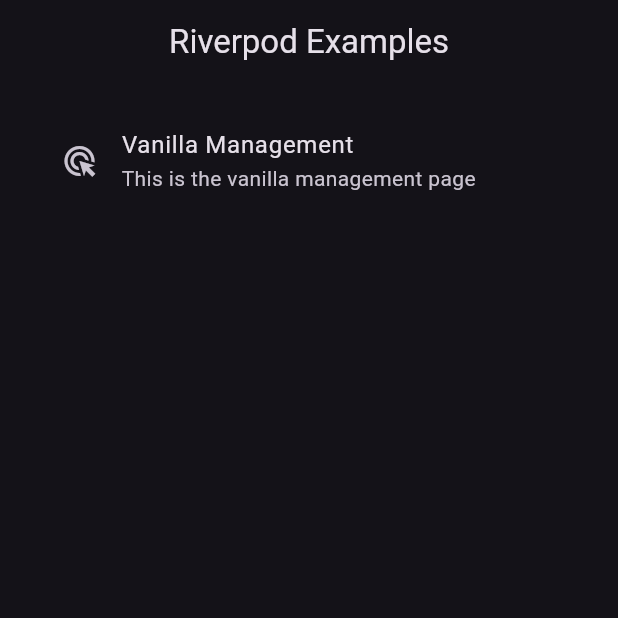
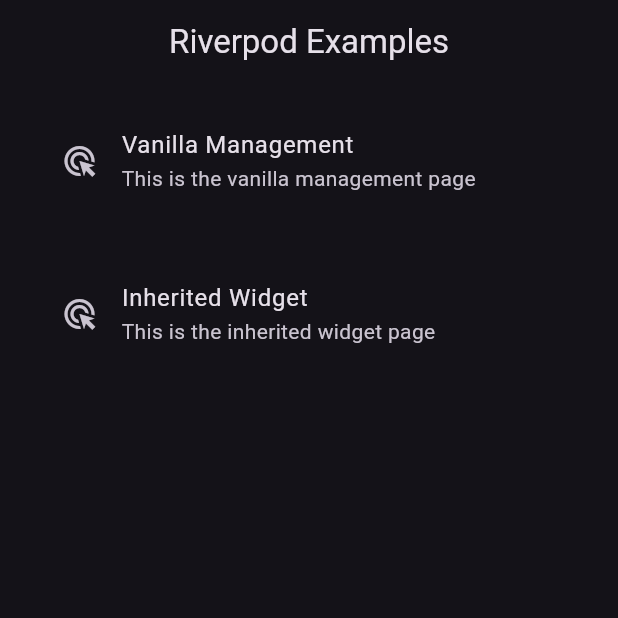
Before and after one commit to yamisagi/state_management_examples, a Flutter app: the screen it shows after launch, on a phone screen of 412 x 824 dp, the top half of it. Run offline on Flutter 3.47's test engine with Material 2 defaults, Android fonts, the phone set to English and light mode, and no system bars.

Commit message:
InheritedWidget Explanation

```diff
--- a/lib/constants/route_constant.dart
+++ b/lib/constants/route_constant.dart
@@ -1,3 +1,6 @@
+import 'package:state_management_examples/materials/stateful_app/provider/mock_provider.dart';
+import 'package:state_management_examples/materials/stateful_app/service/mock_api.dart';
+import 'package:state_management_examples/materials/stateful_app/view/home_view.dart';
 import 'package:state_management_examples/materials/vanilla_management/view/contact_view.dart';
 import 'package:state_management_examples/pages/home_page.dart';
 
@@ -19,6 +22,13 @@
       'route': '/vanilla_management',
       'page': const ContactView(),
       'subtitle': 'This is the vanilla management page',
+    },
+
+    {
+      'title': 'Inherited Widget ',
+      'route': '/inherited_widget',
+      'page': MockProvider(mockApi: MockApi(), child: const StatefulHome()),
+      'subtitle': 'This is the inherited widget page',
     }
   ];
 }
--- /dev/null
+++ b/lib/materials/stateful_app/provider/mock_provider.dart
@@ -0,0 +1,29 @@
+import 'package:flutter/material.dart';
+import 'package:state_management_examples/materials/stateful_app/service/mock_api.dart';
+import 'package:uuid/uuid.dart';
+
+class MockProvider extends InheritedWidget {
+  final MockApi mockApi;
+  final String uuid;
+
+  MockProvider({
+    Key? key,
+    required Widget child,
+    required this.mockApi,
+  })  : uuid = const Uuid().v4(),
+        super(key: key, child: child);
+
+  // Of metodunu kullanarak bu widget'ın context'inden ulaşabiliriz.
+  // dependOnInheritedWidgetOfExactType metodunu kullanarak bu widget'ın state'ini
+
+  static MockProvider of(BuildContext context) {
+    return context.dependOnInheritedWidgetOfExactType<MockProvider>()!;
+  }
+
+  @override
+  bool updateShouldNotify(covariant MockProvider oldWidget) {
+    // Bu widget'ın state'ini değiştirmek için true döndürür.
+
+    return uuid != oldWidget.uuid;
+  }
+}
--- /dev/null
+++ b/lib/materials/stateful_app/service/mock_api.dart
@@ -0,0 +1,9 @@
+class MockApi {
+  String? dateTime;
+
+  Future<String> getTime() async {
+    await Future.delayed(const Duration(seconds: 1));
+    dateTime = DateTime.now().toIso8601String();
+    return dateTime!;
+  }
+}
```
Also changed, not shown: lib/materials/stateful_app/notes.dart (added, +20 -0 lines), lib/materials/stateful_app/view/home_view.dart (added, +43 -0 lines), lib/materials/stateful_app/widget/datetime_widget.dart (added, +15 -0 lines), 1 other file.
